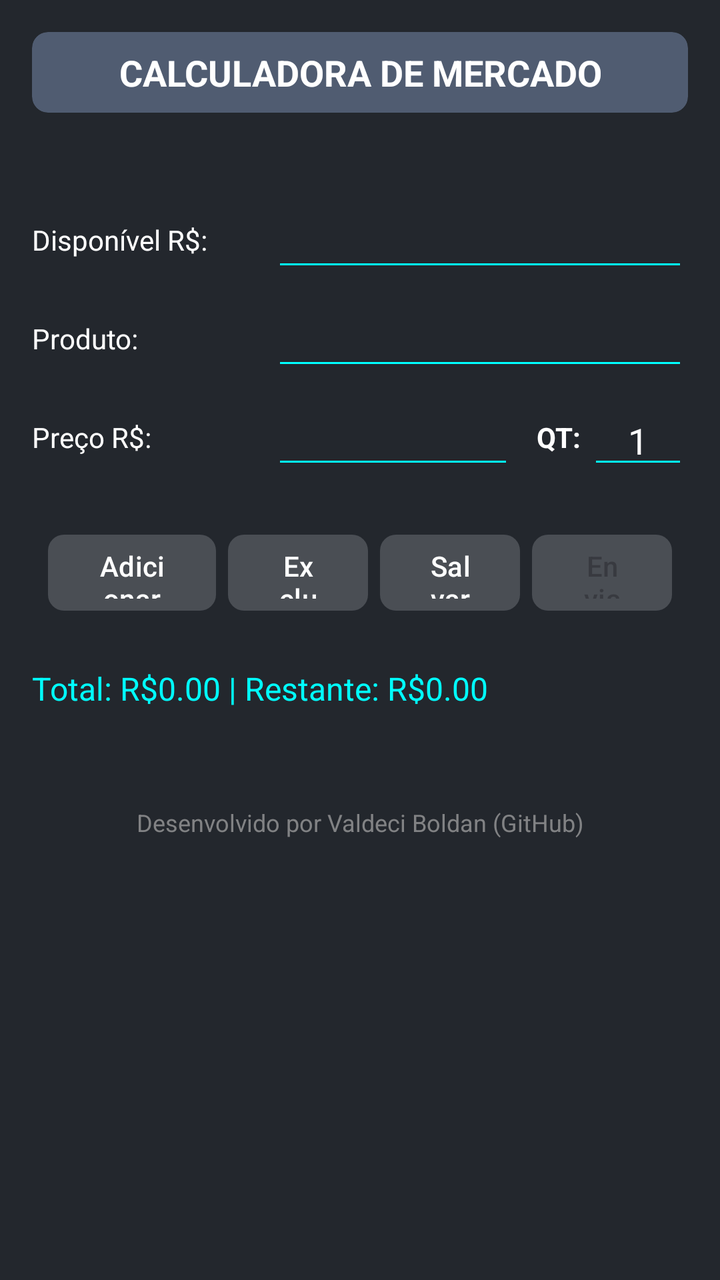
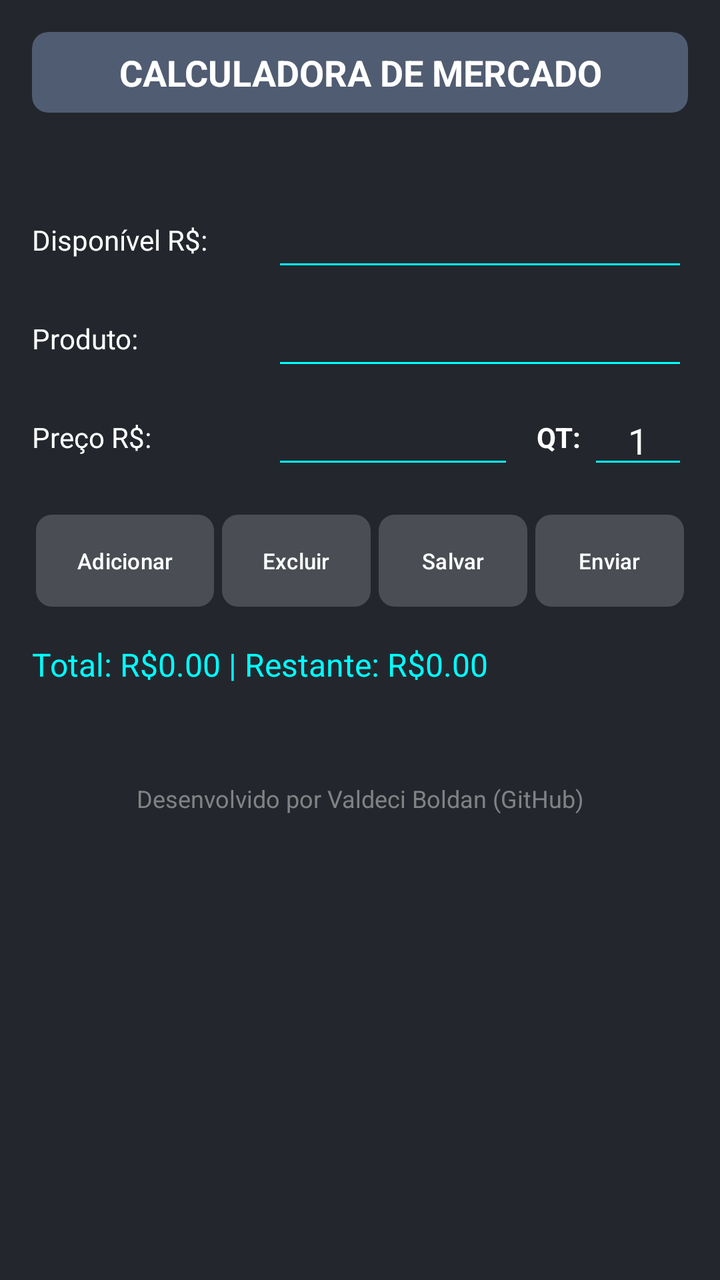

An Android layout rendered at two revisions. The XML below is the earlier revision; the diff shows what the commit changed to produce the second picture.
<!-- AndroidManifest.xml: application theme Theme.CalculadoradeCompras -->
<!-- res/layout/fragment_mercado.xml -->
<?xml version="1.0" encoding="utf-8"?>
<ScrollView xmlns:android="http://schemas.android.com/apk/res/android"
    xmlns:app="http://schemas.android.com/apk/res-auto"
    android:layout_width="match_parent"
    android:layout_height="match_parent"
    android:background="#23272d"
    android:fillViewport="true">

    <LinearLayout
        android:layout_width="match_parent"
        android:layout_height="wrap_content"
        android:clipChildren="false"
        android:clipToPadding="false"
        android:orientation="vertical"
        android:padding="16dp">

        
        <com.google.android.material.card.MaterialCardView
            android:layout_width="match_parent"
            android:layout_height="wrap_content"
            android:layout_marginBottom="12dp"
            app:cardBackgroundColor="#505c71"
            app:cardCornerRadius="8dp"
            app:cardElevation="0dp"
            app:strokeWidth="0dp">

            <TextView
                android:layout_width="match_parent"
                android:layout_height="wrap_content"
                android:padding="8dp"
                android:text="CALCULADORA DE MERCADO"
                android:textAlignment="center"
                android:textColor="#FFFFFF"
                android:textSize="18sp"
                android:textStyle="bold" />

        </com.google.android.material.card.MaterialCardView>

        
        <TextView
            android:id="@+id/lblData"
            android:layout_width="match_parent"
            android:layout_height="wrap_content"
            android:layout_marginBottom="12dp"
            android:textColor="#FFFFFF"
            android:textSize="14sp" />

        
        <LinearLayout
            android:layout_width="match_parent"
            android:layout_height="wrap_content"
            android:layout_marginBottom="8dp"
            android:gravity="center_vertical"
            android:orientation="horizontal">

            <TextView
                android:layout_width="120dp"
                android:layout_height="wrap_content"
                android:text="Disponível R$:"
                android:textColor="#FFFFFF" />

            <EditText
                android:id="@+id/entLimite"
                android:layout_width="match_parent"
                android:layout_height="wrap_content"
                android:backgroundTint="#00FFFF"
                android:imeOptions="actionNext"
                android:inputType="numberDecimal"
                android:textColor="#FFFFFF" />
        </LinearLayout>

        
        <LinearLayout
            android:layout_width="match_parent"
            android:layout_height="wrap_content"
            android:layout_marginBottom="8dp"
            android:gravity="center_vertical"
            android:orientation="horizontal">

            <TextView
                android:layout_width="120dp"
                android:layout_height="wrap_content"
                android:text="Produto:"
                android:textColor="#FFFFFF" />

            <EditText
                android:id="@+id/entProduto"
                android:layout_width="match_parent"
                android:layout_height="wrap_content"
                android:backgroundTint="#00FFFF"
                android:imeOptions="actionNext"
                android:inputType="textCapSentences"
                android:textColor="#FFFFFF" />
        </LinearLayout>

        
        <LinearLayout
            android:layout_width="match_parent"
            android:layout_height="wrap_content"
            android:layout_marginBottom="16dp"
            android:gravity="center_vertical"
            android:orientation="horizontal">

            <TextView
                android:layout_width="120dp"
                android:layout_height="wrap_content"
                android:text="Preço R$:"
                android:textColor="#FFFFFF" />

            <EditText
                android:id="@+id/entPreco"
                android:layout_width="0dp"
                android:layout_height="wrap_content"
                android:layout_weight="1"
                android:backgroundTint="#00FFFF"
                android:imeOptions="actionNext"
                android:inputType="numberDecimal"
                android:textColor="#FFFFFF" />

            <TextView
                android:layout_width="wrap_content"
                android:layout_height="wrap_content"
                android:layout_marginStart="8dp"
                android:text=" QT: "
                android:textColor="#FFFFFF"
                android:textStyle="bold" />

            <EditText
                android:id="@+id/entQtd"
                android:layout_width="50dp"
                android:layout_height="wrap_content"
                android:backgroundTint="#00FFFF"
                android:imeOptions="actionDone"
                android:inputType="number"
                android:selectAllOnFocus="true"
                android:text="1"
                android:textAlignment="center"
                android:textColor="#FFFFFF" />
        </LinearLayout>

        
        <LinearLayout
            android:layout_width="match_parent"
            android:layout_height="wrap_content"
            android:layout_marginBottom="16dp"
            android:orientation="horizontal"
            android:padding="8dp">

            <com.google.android.material.button.MaterialButton
                android:id="@+id/btnAdd"
                android:layout_width="0dp"
                android:layout_height="46dp"
                android:layout_marginEnd="6dp"
                android:layout_weight="1.2"
                android:text="Adicionar"
                android:textAllCaps="false"
                app:backgroundTint="#4A4E54"
                app:cornerRadius="8dp" />

            <com.google.android.material.button.MaterialButton
                android:id="@+id/btnExc"
                android:layout_width="0dp"
                android:layout_height="46dp"
                android:layout_marginEnd="6dp"
                android:layout_weight="1"
                android:text="Excluir"
                android:textAllCaps="false"
                app:backgroundTint="#4A4E54"
                app:cornerRadius="8dp" />

            <com.google.android.material.button.MaterialButton
                android:id="@+id/btnSalvar"
                android:layout_width="0dp"
                android:layout_height="46dp"
                android:layout_marginEnd="6dp"
                android:layout_weight="1"
                android:text="Salvar"
                android:textAllCaps="false"
                app:backgroundTint="#4A4E54"
                app:cornerRadius="8dp" />

            <com.google.android.material.button.MaterialButton
                android:id="@+id/btnEnviar"
                android:layout_width="0dp"
                android:layout_height="46dp"
                android:layout_weight="1"
                android:enabled="false"
                android:text="Enviar"
                android:textAllCaps="false"
                app:backgroundTint="#4A4E54"
                app:cornerRadius="8dp" />
        </LinearLayout>

        
        <TextView
            android:id="@+id/lblStatus"
            android:layout_width="match_parent"
            android:layout_height="wrap_content"
            android:layout_marginBottom="8dp"
            android:text="Total: R$0.00 | Restante: R$0.00"
            android:textColor="#00ffff"
            android:textSize="16sp" />

        
        <LinearLayout
            android:id="@+id/boxLista"
            android:layout_width="match_parent"
            android:layout_height="wrap_content"
            android:orientation="vertical"
            android:padding="4dp" />

        
        <TextView
            android:id="@+id/tvFooter"
            android:layout_width="match_parent"
            android:layout_height="wrap_content"
            android:layout_marginTop="20dp"
            android:alpha="0.7"
            android:clickable="true"
            android:focusable="true"
            android:gravity="center"
            android:padding="12dp"
            android:text="Desenvolvido por Valdeci Boldan (GitHub)"
            android:textColor="#AAAAAA"
            android:textSize="12sp" />

    </LinearLayout>
</ScrollView>
<!-- resources referenced by this layout -->
<resources>
  <style name="Theme.CalculadoradeCompras" parent="Base.Theme.CalculadoradeCompras" />
  <style name="Base.Theme.CalculadoradeCompras" parent="Theme.Material3.DayNight.NoActionBar">
          
          
          
      </style>
</resources>

<!-- the commit's change to res/layout/fragment_mercado.xml (unified diff, before → after) -->
@@ -144,16 +144,23 @@
             android:layout_height="wrap_content"
             android:layout_marginBottom="16dp"
             android:orientation="horizontal"
-            android:padding="8dp">
+            android:padding="2dp">
 
             <com.google.android.material.button.MaterialButton
                 android:id="@+id/btnAdd"
                 android:layout_width="0dp"
                 android:layout_height="46dp"
-                android:layout_marginEnd="6dp"
+                android:layout_marginEnd="4dp"
                 android:layout_weight="1.2"
+                android:insetLeft="0dp"
+                android:insetRight="0dp"
+                android:insetTop="0dp"
+                android:insetBottom="0dp"
+                android:padding="2dp"
                 android:text="Adicionar"
                 android:textAllCaps="false"
+                android:textColor="#FFFFFF"
+                android:textSize="11sp"
                 app:backgroundTint="#4A4E54"
                 app:cornerRadius="8dp" />
 
@@ -161,10 +168,17 @@
                 android:id="@+id/btnExc"
                 android:layout_width="0dp"
                 android:layout_height="46dp"
-                android:layout_marginEnd="6dp"
-                android:layout_weight="1"
+                android:layout_marginEnd="4dp"
+                android:layout_weight="1"
+                android:insetLeft="0dp"
+                android:insetRight="0dp"
+                android:insetTop="0dp"
+                android:insetBottom="0dp"
+                android:padding="2dp"
                 android:text="Excluir"
                 android:textAllCaps="false"
+                android:textColor="#FFFFFF"
+                android:textSize="11sp"
                 app:backgroundTint="#4A4E54"
                 app:cornerRadius="8dp" />
 
@@ -172,10 +186,17 @@
                 android:id="@+id/btnSalvar"
                 android:layout_width="0dp"
                 android:layout_height="46dp"
-                android:layout_marginEnd="6dp"
-                android:layout_weight="1"
+                android:layout_marginEnd="4dp"
+                android:layout_weight="1"
+                android:insetLeft="0dp"
+                android:insetRight="0dp"
+                android:insetTop="0dp"
+                android:insetBottom="0dp"
+                android:padding="2dp"
                 android:text="Salvar"
                 android:textAllCaps="false"
+                android:textColor="#FFFFFF"
+                android:textSize="11sp"
                 app:backgroundTint="#4A4E54"
                 app:cornerRadius="8dp" />
 
@@ -185,8 +206,15 @@
                 android:layout_height="46dp"
                 android:layout_weight="1"
                 android:enabled="false"
+                android:insetLeft="0dp"
+                android:insetRight="0dp"
+                android:insetTop="0dp"
+                android:insetBottom="0dp"
+                android:padding="2dp"
                 android:text="Enviar"
                 android:textAllCaps="false"
+                android:textColor="#FFFFFF"
+                android:textSize="11sp"
                 app:backgroundTint="#4A4E54"
                 app:cornerRadius="8dp" />
         </LinearLayout>
